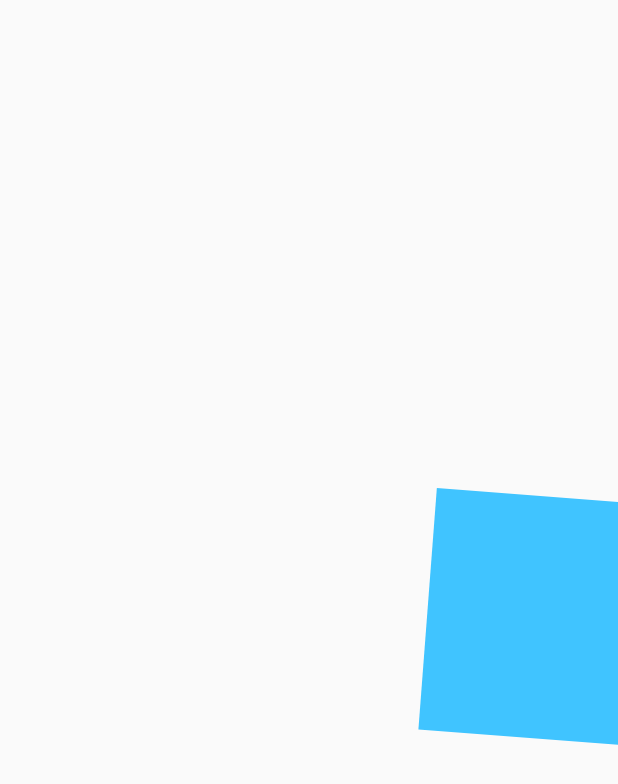
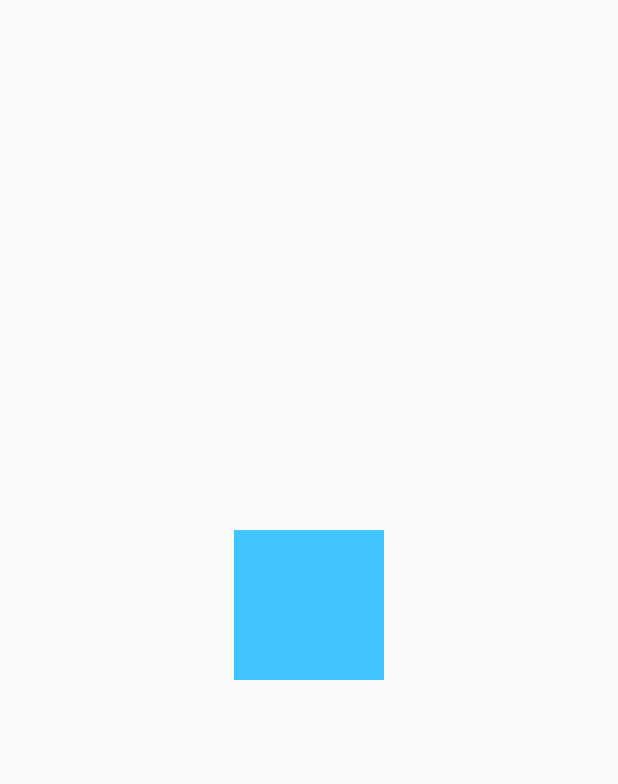
Before and after one commit to Gonzz-96/intermediate-flutter, a Flutter app: the screen it shows after launch, on a phone screen of 412 x 824 dp. Shown: the top 784 px of the screen. Run offline on Flutter 3.47's test engine with Material 2 defaults, Android fonts, the phone set to English and light mode, and no system bars.

Commit message:
Solve challenge of moving square.

```diff
--- a/lib/main.dart
+++ b/lib/main.dart
@@ -1,5 +1,5 @@
 import 'package:flutter/material.dart';
-import 'package:intermediate_flutter/src/pages/animations_page.dart';
+import 'package:intermediate_flutter/src/challenges/animated_square_screen.dart';
 
 void main() {
   runApp(MyApp());
@@ -15,7 +15,7 @@ class MyApp extends StatelessWidget {
         primarySwatch: Colors.blue,
         visualDensity: VisualDensity.adaptivePlatformDensity,
       ),
-      home: AnimationsPage(),
+      home: AnimatesSquaredScreen(),
     );
   }
 }
--- /dev/null
+++ b/lib/src/challenges/animated_square_screen.dart
@@ -0,0 +1,104 @@
+import 'package:flutter/material.dart';
+
+class AnimatesSquaredScreen extends StatelessWidget {
+  @override
+  Widget build(BuildContext context) {
+    return Scaffold(
+      body: Center(
+        child: _AnimatedSquare(size: MediaQuery.of(context).size),
+      ),
+    );
+  }
+}
+
+class _AnimatedSquare extends StatefulWidget {
+  _AnimatedSquare({this.size});
+
+  final Size size;
+
+  @override
+  __AnimatedSquareState createState() => __AnimatedSquareState();
+}
+
+class __AnimatedSquareState extends State<_AnimatedSquare>
+    with SingleTickerProviderStateMixin {
+  AnimationController controller;
+  Animation<double> rightTranslation;
+  Animation<double> upwardTranslation;
+  Animation<double> leftTranslation;
+  Animation<double> downwardsTranslation;
+
+  @override
+  void initState() {
+    controller = AnimationController(
+      vsync: this,
+      duration: Duration(milliseconds: 4000),
+    );
+
+    rightTranslation = Tween(begin: 0.0, end: widget.size.width * 0.35).animate(
+      CurvedAnimation(
+        parent: controller,
+        curve: Interval(0.0, 0.25, curve: Curves.bounceOut),
+      ),
+    );
+
+    upwardTranslation =
+        Tween(begin: 0.0, end: -widget.size.width * 0.35).animate(
+      CurvedAnimation(
+        parent: controller,
+        curve: Interval(0.25, 0.5, curve: Curves.bounceOut),
+      ),
+    );
+
+    leftTranslation = Tween(begin: 0.0, end: widget.size.width * 0.35).animate(
+      CurvedAnimation(
+        parent: controller,
+        curve: Interval(0.5, 0.75, curve: Curves.bounceOut),
+      ),
+    );
+
+    downwardsTranslation =
+        Tween(begin: 0.0, end: -widget.size.width * 0.35).animate(
+      CurvedAnimation(
+        parent: controller,
+        curve: Interval(0.75, 1.0, curve: Curves.bounceOut),
+      ),
+    );
+
+    controller.repeat();
+    super.initState();
+  }
+
+  @override
+  void dispose() {
+    controller.dispose();
+    super.dispose();
+  }
+
+  @override
+  Widget build(BuildContext context) {
+    return AnimatedBuilder(
+      animation: controller,
+      builder: (context, child) {
+        return Transform.translate(
+          offset: Offset(
+            rightTranslation.value - leftTranslation.value,
+            upwardTranslation.value - downwardsTranslation.value,
+          ),
+          child: _Rectangle(),
+        );
+      },
+    );
+  }
+}
+
+class _Rectangle extends StatelessWidget {
+  @override
+  Widget build(BuildContext context) {
+    return Container(
+      width: 100,
+      height: 100,
+      decoration: BoxDecoration(color: Colors.lightBlueAccent),
+    );
+  }
+}
```
